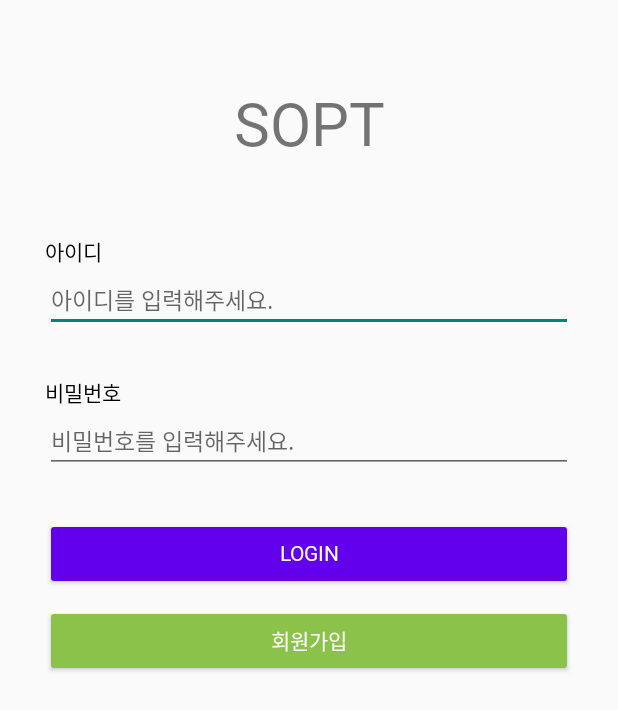
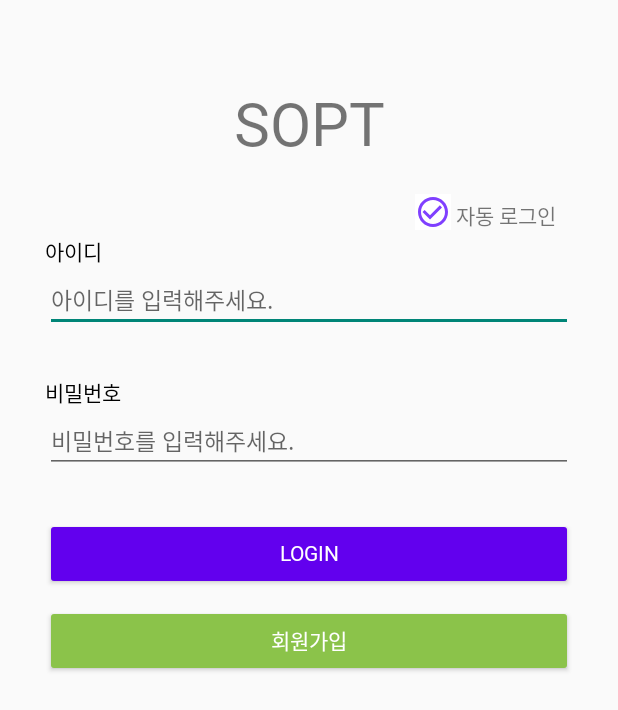
Before and after one commit to SOPT-30-ANDROID-1/Katana, an Android app: the SignInActivity screen opened directly, with no data from a screen before it, on a phone screen of 412 x 824 dp. Shown: the top 710 px of the screen. Run offline under Robolectric (Android 15) with nearby library versions, the phone set to English and light mode, and no system bars.

Commit message:
필수 과제 자동 로그인 구현

```diff
--- a/app/src/main/java/com/example/seminar1/ui/SignInActivity.kt
+++ b/app/src/main/java/com/example/seminar1/ui/SignInActivity.kt
@@ -8,11 +8,9 @@ import android.os.Bundle
 import android.util.Log
 import android.widget.Toast
 import androidx.activity.result.contract.ActivityResultContracts
+import com.example.seminar1.util.SOPTSharedPreferences
 import com.example.seminar1.data.ServiceCreator
 import com.example.seminar1.data.sopt.RequestSignIn
-import com.example.seminar1.data.sopt.RequestSignUp
-import com.example.seminar1.data.sopt.ResponseSignIn
-import com.example.seminar1.data.sopt.ResponseWrapper
 import com.example.seminar1.databinding.ActivitySignInBinding
 import com.example.seminar1.ui.home.HomeActivity
 import retrofit2.Call
@@ -27,14 +25,19 @@ class SignInActivity : AppCompatActivity() {
         super.onCreate(savedInstanceState)
 
         binding = ActivitySignInBinding.inflate(layoutInflater)
+
+        initAuthButtonClickListeners()
+        initEvent()
+        isAutoLogin()
+
         setContentView(binding.root)
-
-        initEvent()
-        initAuthButtonClickListeners()
-
     }
 
     private fun initAuthButtonClickListeners() {
+        //로그인 버튼 클릭 시
+        binding.btnLogin.setOnClickListener{
+            loginNetwork()
+        }
         //회원가입 버튼 클릭 시
         binding.btnSignup.setOnClickListener {
             val intent = Intent(this, SignUpActivity::class.java)
@@ -54,8 +57,18 @@ class SignInActivity : AppCompatActivity() {
     }
 
     private fun initEvent(){
-        binding.btnLogin.setOnClickListener{
-            loginNetwork()
+        binding.ibCheck.setOnClickListener{
+            binding.ibCheck.isSelected = !binding.ibCheck.isSelected
+
+            SOPTSharedPreferences.setAutoLogin(this,binding.ibCheck.isSelected)
+        }
+    }
+
+    private fun isAutoLogin(){
+        if (SOPTSharedPreferences.getAutoLogin(this)){
+            showToast("자동로그인 되었습니다.")
+            startActivity(Intent(this@SignInActivity, HomeActivity::class.java))
+            finish()
         }
     }
 
--- /dev/null
+++ b/app/src/main/java/com/example/seminar1/util/SOPTSharedPreferences.kt
@@ -0,0 +1,32 @@
+package com.example.seminar1.util
+
+import android.content.Context
+import android.content.SharedPreferences
+
+object SOPTSharedPreferences {
+    private const val STORAGE_KEY = "USER_AUTH"
+    private const val AUTO_LOGIN = "AUTO_LOGIN"
+    private lateinit var preferences: SharedPreferences
+
+    fun init(context: Context): SharedPreferences {
+        return context.getSharedPreferences(STORAGE_KEY,Context.MODE_PRIVATE)
+    }
+
+    fun getAutoLogin(context: Context): Boolean {
+        return init(context).getBoolean(AUTO_LOGIN, false)
+    }
+
+    fun setAutoLogin(context: Context, value: Boolean){
+        init(context).edit()
+            .putBoolean(AUTO_LOGIN, value)
+            .apply()
+    }
+
+    fun setLogout(context: Context){
+        preferences = context.getSharedPreferences(STORAGE_KEY, Context.MODE_PRIVATE)
+        preferences.edit()
+            .remove(AUTO_LOGIN)
+            .clear()
+            .apply()
+    }
+}
--- /dev/null
+++ b/app/src/main/res/drawable/ic_checkbox_off.xml
@@ -0,0 +1,5 @@
+<vector android:height="24dp" android:tint="#8040FF"
+    android:viewportHeight="24" android:viewportWidth="24"
+    android:width="24dp" xmlns:android="http://schemas.android.com/apk/res/android">
+    <path android:fillColor="@android:color/white" android:pathData="M16.59,7.58L10,14.17l-3.59,-3.58L5,12l5,5 8,-8zM12,2C6.48,2 2,6.48 2,12s4.48,10 10,10 10,-4.48 10,-10S17.52,2 12,2zM12,20c-4.42,0 -8,-3.58 -8,-8s3.58,-8 8,-8 8,3.58 8,8 -3.58,8 -8,8z"/>
+</vector>
--- /dev/null
+++ b/app/src/main/res/drawable/ic_checkbox_on.xml
@@ -0,0 +1,5 @@
+<vector android:height="24dp" android:tint="#8040FF"
+    android:viewportHeight="24" android:viewportWidth="24"
+    android:width="24dp" xmlns:android="http://schemas.android.com/apk/res/android">
+    <path android:fillColor="@android:color/white" android:pathData="M12,2C6.48,2 2,6.48 2,12s4.48,10 10,10 10,-4.48 10,-10S17.52,2 12,2zM10,17l-5,-5 1.41,-1.41L10,14.17l7.59,-7.59L19,8l-9,9z"/>
+</vector>
--- /dev/null
+++ b/app/src/main/res/drawable/selector_checkbox.xml
@@ -0,0 +1,5 @@
+<?xml version="1.0" encoding="utf-8"?>
+<selector xmlns:android="http://schemas.android.com/apk/res/android">
+    <item android:drawable="@drawable/ic_checkbox_off" android:state_selected="false"/>
+    <item android:drawable="@drawable/ic_checkbox_on" android:state_selected="true"/>
+</selector>
--- a/app/src/main/res/layout/activity_sign_in.xml
+++ b/app/src/main/res/layout/activity_sign_in.xml
@@ -18,6 +18,26 @@
         app:layout_constraintEnd_toEndOf="parent"
         app:layout_constraintStart_toStartOf="parent"
         app:layout_constraintTop_toTopOf="parent" />
+
+    <ImageButton
+        android:id="@+id/ib_check"
+        android:layout_width="wrap_content"
+        android:layout_height="wrap_content"
+        android:layout_marginStart="20dp"
+        android:layout_marginTop="22dp"
+        android:background="#ffffff"
+        android:src="@drawable/selector_checkbox"
+        app:layout_constraintStart_toEndOf="@id/tv_sopt"
+        app:layout_constraintTop_toBottomOf="@id/tv_sopt" />
+
+    <TextView
+        android:layout_width="wrap_content"
+        android:layout_height="wrap_content"
+        android:layout_marginStart="3dp"
+        android:layout_marginTop="26dp"
+        android:text="자동 로그인"
+        app:layout_constraintStart_toEndOf="@id/ib_check"
+        app:layout_constraintTop_toBottomOf="@id/tv_sopt" />
 
     <TextView
         android:id="@+id/tv_id"
@@ -104,5 +124,4 @@
         app:layout_constraintStart_toStartOf="parent"
         app:layout_constraintTop_toBottomOf="@+id/btn_login" />
 
-
 </androidx.constraintlayout.widget.ConstraintLayout>
```
Also changed, not shown: app/src/main/res/drawable/ic_settings_24.xml (added, +5 -0 lines).
